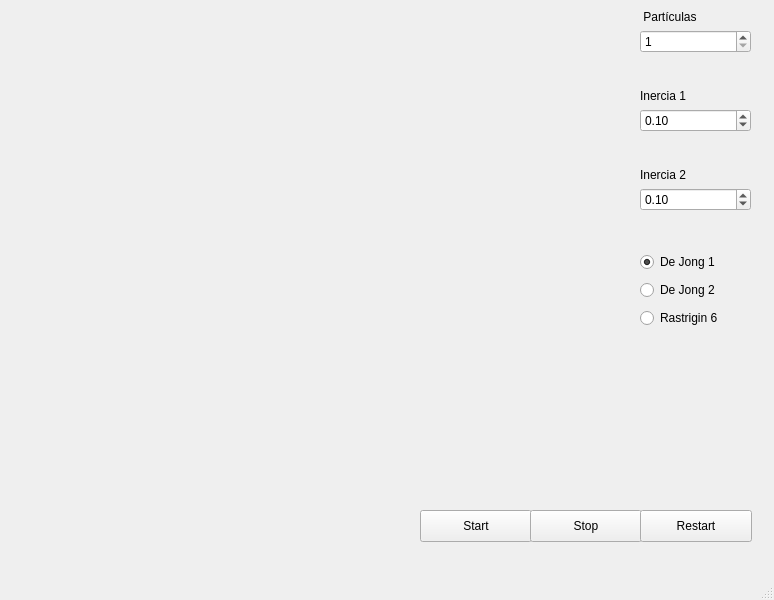
brunoaibanez/ParticleSwarmOptimization, file mainwindow.ui: the form before one commit.
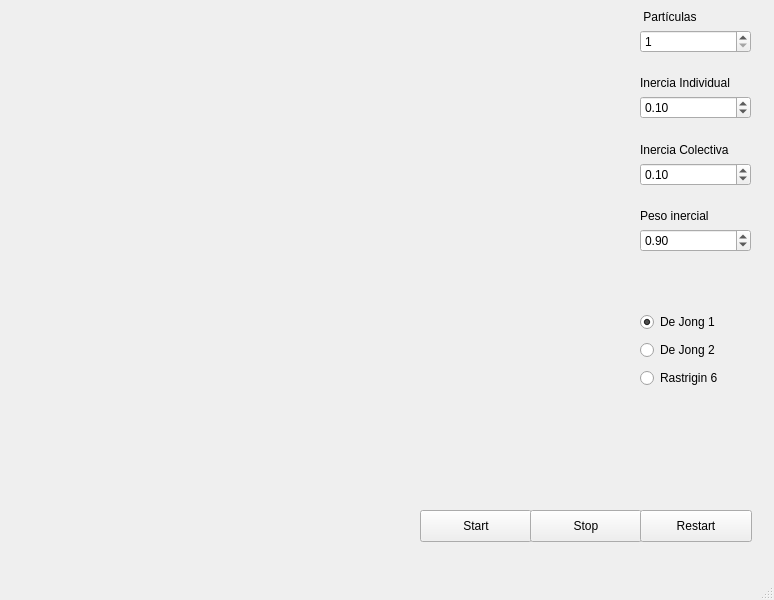
The form after the commit.

Commit message: Added inercial weight and other features+

```diff
--- a/mainwindow.ui
+++ b/mainwindow.ui
@@ -72,7 +72,7 @@
       <x>640</x>
       <y>10</y>
       <width>111</width>
-      <height>201</height>
+      <height>242</height>
      </rect>
     </property>
     <layout class="QVBoxLayout" name="verticalLayout">
@@ -109,7 +109,7 @@
      <item>
       <widget class="QLabel" name="label_3">
        <property name="text">
-        <string>Inercia 1</string>
+        <string>Inercia Individual</string>
        </property>
       </widget>
      </item>
@@ -139,7 +139,7 @@
      <item>
       <widget class="QLabel" name="label_2">
        <property name="text">
-        <string>Inercia 2</string>
+        <string>Inercia Colectiva</string>
        </property>
       </widget>
      </item>
@@ -153,14 +153,44 @@
        </property>
       </widget>
      </item>
+     <item>
+      <spacer name="verticalSpacer_3">
+       <property name="orientation">
+        <enum>Qt::Vertical</enum>
+       </property>
+       <property name="sizeHint" stdset="0">
+        <size>
+         <width>20</width>
+         <height>40</height>
+        </size>
+       </property>
+      </spacer>
+     </item>
+     <item>
+      <widget class="QLabel" name="label_4">
+       <property name="text">
+        <string>Peso inercial</string>
+       </property>
+      </widget>
+     </item>
+     <item>
+      <widget class="QDoubleSpinBox" name="InercialWeightBox">
+       <property name="singleStep">
+        <double>0.100000000000000</double>
+       </property>
+       <property name="value">
+        <double>0.900000000000000</double>
+       </property>
+      </widget>
+     </item>
     </layout>
    </widget>
    <widget class="QWidget" name="verticalLayoutWidget_2">
     <property name="geometry">
      <rect>
       <x>640</x>
-      <y>250</y>
-      <width>139</width>
+      <y>310</y>
+      <width>111</width>
       <height>80</height>
      </rect>
     </property>
```
The commit also changes 7 other files.
